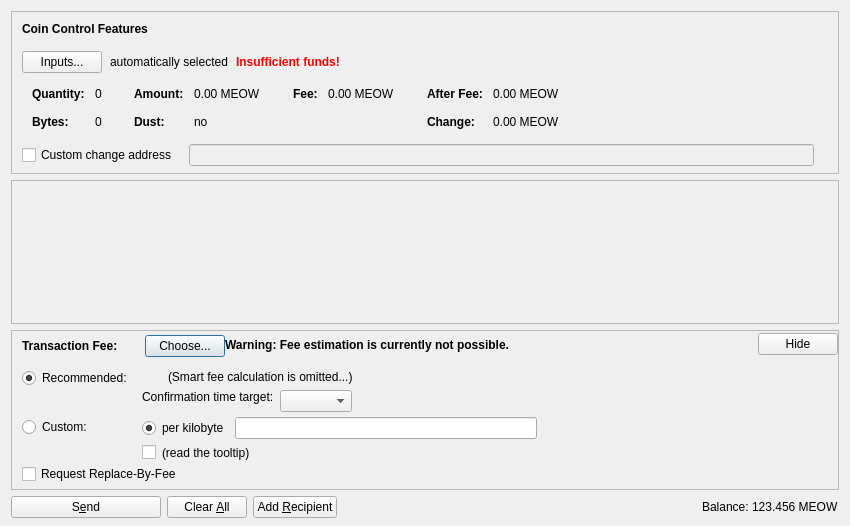
Before: the Qt Designer form src/qt/forms/sendcoinsdialog.ui in lynxcoins/Lynx, drawn with Qt 5.
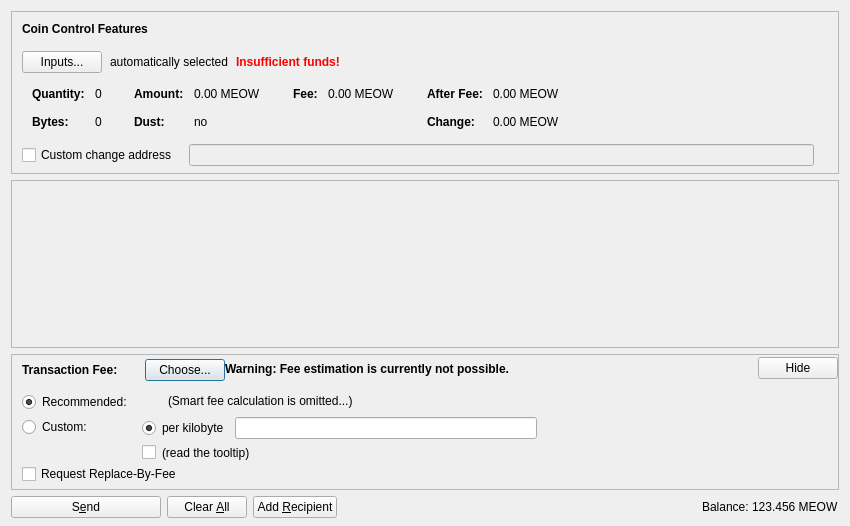
After: the same form once the commit is applied. Icons and pictures are not drawn. Custom widgets are drawn as their Qt base class.

The edit to the form file:
```diff
--- a/src/qt/forms/sendcoinsdialog.ui
+++ b/src/qt/forms/sendcoinsdialog.ui
@@ -1035,7 +1035,7 @@
                </item>
                <item>
                 <layout class="QHBoxLayout" name="horizontalLayoutFee9">
-                 <item>
+                 <!-- <item>
                   <layout class="QVBoxLayout" name="verticalLayoutFee6">
                    <item>
                     <widget class="QLabel" name="labelSmartFee3">
@@ -1061,8 +1061,8 @@
                     </spacer>
                    </item>
                   </layout>
-                 </item>
-                 <item>
+                 </item>  -->
+                 <!-- <item>
                   <layout class="QVBoxLayout" name="verticalLayoutFee5">
                    <property name="rightMargin">
                     <number>30</number>
@@ -1089,9 +1089,9 @@
                       </spacer>
                      </item>
                     </layout>
-                   </item>
-                  </layout>
-                 </item>
+                   </item> -->
+                  <!-- </layout>
+                 </item> -->
                 </layout>
                </item>
                <item>
```
